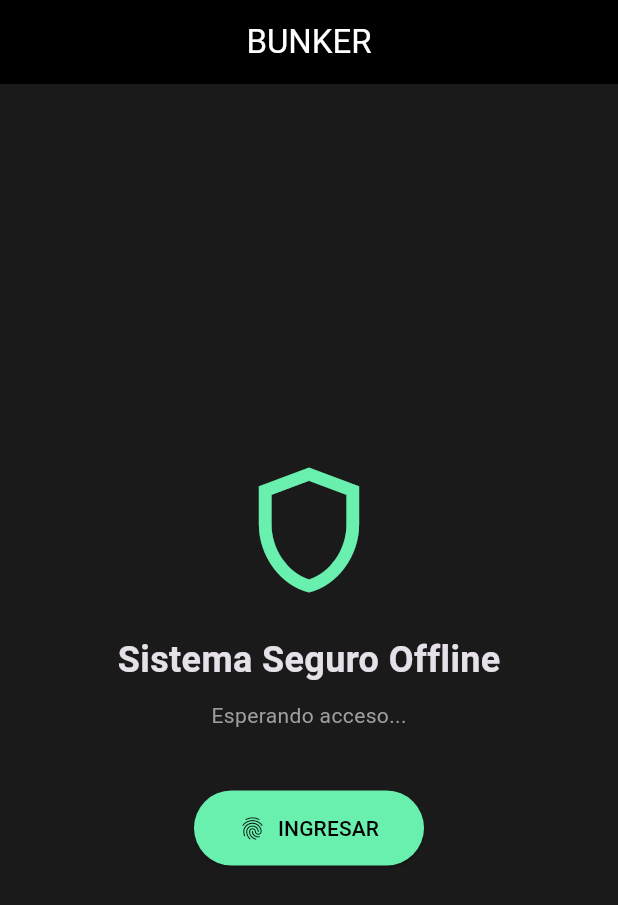
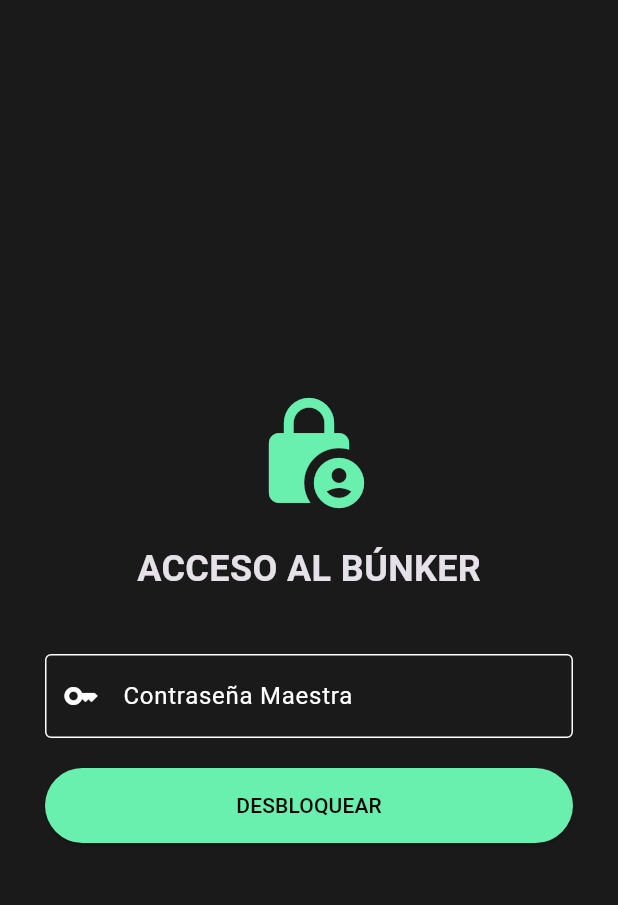
Before and after one commit to SantyMG03/Bunker, a Flutter app: the screen it shows after launch, on a phone screen of 412 x 824 dp. Shown: the top 905 px of the screen. Run offline on Flutter 3.47's test engine with Material 3 defaults, Android fonts, the phone set to English and light mode, and no system bars.

Commit message:
Login screen v0

```diff
--- /dev/null
+++ b/lib/login_screen.dart
@@ -0,0 +1,84 @@
+import 'package:flutter/material.dart';
+
+class LoginScreen extends StatefulWidget {
+  const LoginScreen({super.key});
+
+  @override
+  State<LoginScreen> createState() => _LoginScreenState();
+}
+
+class _LoginScreenState extends State<LoginScreen> {
+
+  final TextEditingController _passwordController = TextEditingController();
+
+  String? _errorMessage;
+
+  void _attemptLogin(){
+    String pswd = _passwordController.text;
+    setState(() {
+      if(pswd.isEmpty){
+        _errorMessage = "Password cannot be empty.";
+      } else if (pswd == "1234") {
+        _errorMessage = null;
+        print("Login successful");
+        ScaffoldMessenger.of(context).showSnackBar(
+          const SnackBar(content: Text('Login Successful!'))
+        );
+      } else {
+        _errorMessage = "Incorrect password. Try again.";
+      }
+    });
+  }
+
+  @override
+  Widget build(BuildContext context) {
+    return Scaffold(
+      // backgroundColor: Colors.black, // Ya viene del tema oscuro en main.dart
+      body: Center(
+        child: Padding(
+          padding: const EdgeInsets.all(30.0),
+          child: Column(
+            mainAxisAlignment: MainAxisAlignment.center,
+            children: [
+              const Icon(Icons.lock_person, size: 80, color: Colors.greenAccent),
+              const SizedBox(height: 20),
+              const Text(
+                "ACCESO AL BÚNKER",
+                style: TextStyle(fontSize: 24, fontWeight: FontWeight.bold),
+              ),
+              const SizedBox(height: 40),
+
+              // CAMPO DE TEXTO
+              TextField(
+                controller: _passwordController,
+                obscureText: true, // Para que salgan puntitos ••••
+                decoration: InputDecoration(
+                  labelText: "Contraseña Maestra",
+                  errorText: _errorMessage, // Muestra el error si no es null
+                  border: const OutlineInputBorder(),
+                  prefixIcon: const Icon(Icons.key),
+                ),
+              ),
+
+              const SizedBox(height: 20),
+
+              // BOTÓN DE ACCESO
+              SizedBox(
+                width: double.infinity, // Ocupar todo el ancho posible
+                height: 50,
+                child: ElevatedButton(
+                  onPressed: _attemptLogin,
+                  style: ElevatedButton.styleFrom(
+                    backgroundColor: Colors.greenAccent,
+                    foregroundColor: Colors.black,
+                  ),
+                  child: const Text("DESBLOQUEAR"),
+                ),
+              ),
+            ],
+          ),
+        ),
+      ),
+    );
+  }
+}
--- a/lib/main.dart
+++ b/lib/main.dart
@@ -1,4 +1,5 @@
 import 'package:flutter/material.dart';
+import 'login_screen.dart';
 
 void main() {
   runApp(const ElBunkerApp());
@@ -20,7 +21,7 @@ class ElBunkerApp extends StatelessWidget {
           primary: Colors.greenAccent, // Color de acento estilo terminal
         ),
       ),
-      home: const PantallaPrincipal(),
+      home: const LoginScreen(),
     );
   }
 }
```
